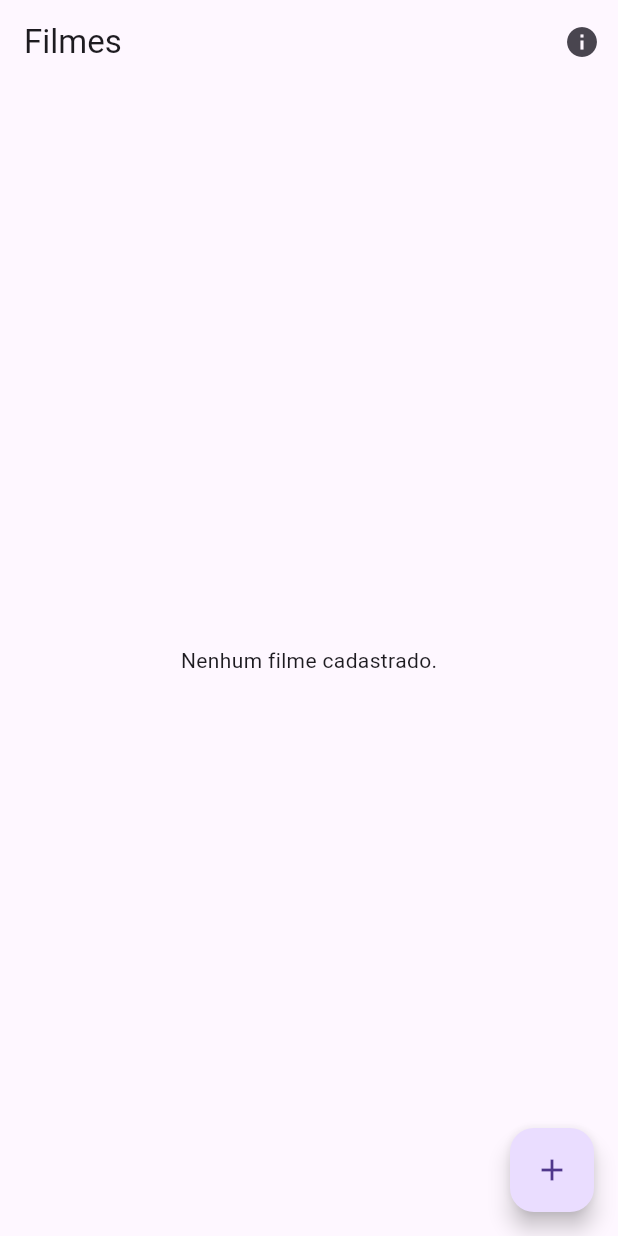
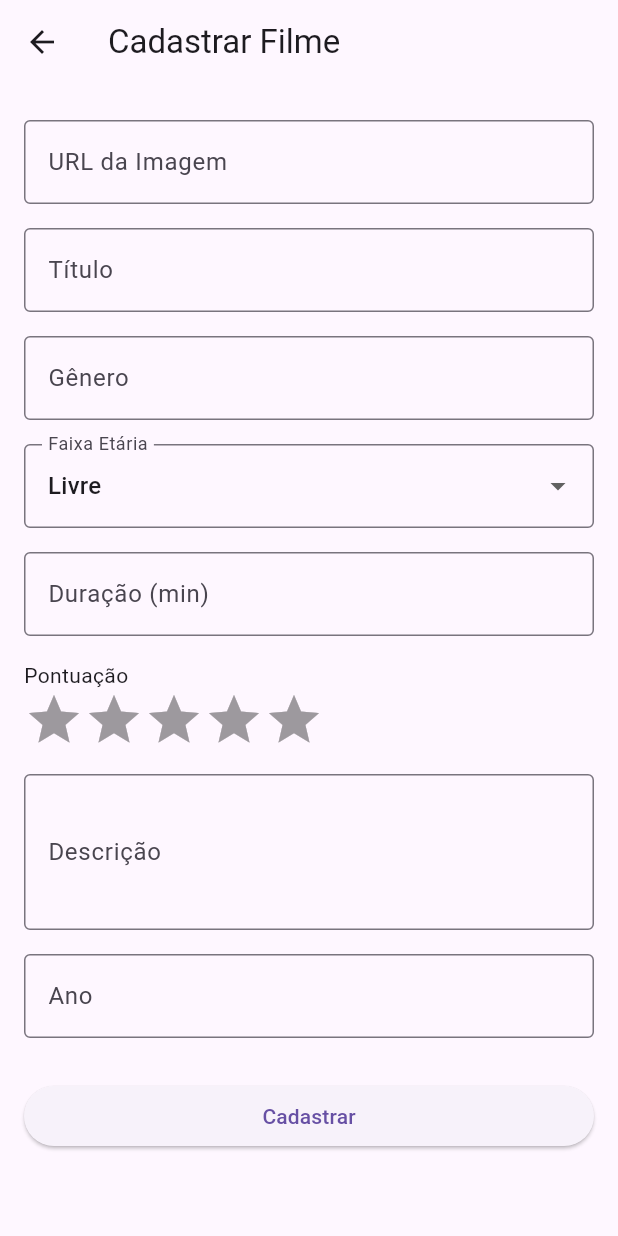
Before and after one commit to allanHenrique1/gerenciador_filmes, a Flutter app: the screen it shows after launch, after a tap on the "add" icon, on a phone screen of 412 x 824 dp. Run offline on Flutter 3.47's test engine with Material 3 defaults, Android fonts, the phone set to English and light mode, and no system bars; drawn by our look-alikes of flutter_rating_bar; our stand-ins replace flutter_slidable, sqflite; accounts and stored records are empty; network calls fail.

Commit message:
feat: implementado formulário completo com validação e integração ao controller

```diff
--- /dev/null
+++ b/lib/views/filme_form_view.dart
@@ -0,0 +1,198 @@
+import 'package:flutter/material.dart';
+import 'package:flutter_rating_bar/flutter_rating_bar.dart';
+import 'package:provider/provider.dart';
+
+import '../controllers/filme_controller.dart';
+import '../models/filme.dart';
+
+class FilmeFormView extends StatefulWidget {
+  final Filme? filme;
+
+  const FilmeFormView({super.key, this.filme});
+
+  @override
+  // ignore: library_private_types_in_public_api
+  _FilmeFormViewState createState() => _FilmeFormViewState();
+}
+
+class _FilmeFormViewState extends State<FilmeFormView> {
+  final _formKey = GlobalKey<FormState>();
+
+  late TextEditingController _urlImagemController;
+  late TextEditingController _tituloController;
+  late TextEditingController _generoController;
+  String _faixaEtaria = 'Livre';
+  late TextEditingController _duracaoController;
+  double _pontuacao = 0.0;
+  late TextEditingController _descricaoController;
+  late TextEditingController _anoController;
+
+  @override
+  void initState() {
+    super.initState();
+
+    _urlImagemController = TextEditingController(
+      text: widget.filme?.urlImagem ?? '',
+    );
+    _tituloController = TextEditingController(text: widget.filme?.titulo ?? '');
+    _generoController = TextEditingController(text: widget.filme?.genero ?? '');
+    _faixaEtaria = widget.filme?.faixaEtaria ?? 'Livre';
+    _duracaoController = TextEditingController(
+      text: widget.filme?.duracao.toString() ?? '',
+    );
+    _pontuacao = widget.filme?.pontuacao ?? 0.0;
+    _descricaoController = TextEditingController(
+      text: widget.filme?.descricao ?? '',
+    );
+    _anoController = TextEditingController(
+      text: widget.filme?.ano.toString() ?? '',
+    );
+  }
+
+  @override
+  void dispose() {
+    _urlImagemController.dispose();
+    _tituloController.dispose();
+    _generoController.dispose();
+    _duracaoController.dispose();
+    _descricaoController.dispose();
+    _anoController.dispose();
+    super.dispose();
+  }
+
+  @override
+  Widget build(BuildContext context) {
+    final controller = Provider.of<FilmeController>(context);
+    final isEditing = widget.filme != null;
+
+    return Scaffold(
+      appBar: AppBar(
+        title: Text(isEditing ? 'Editar Filme' : 'Cadastrar Filme'),
+      ),
+      body: Padding(
+        padding: const EdgeInsets.all(16.0),
+        child: Form(
+          key: _formKey,
+          child: ListView(
+            children: [
+              _buildTextField('URL da Imagem', _urlImagemController),
+              _buildTextField('Título', _tituloController),
+              _buildTextField('Gênero', _generoController),
+              _buildDropdownFaixaEtaria(),
+              _buildTextField(
+                'Duração (min)',
+                _duracaoController,
+                isNumeric: true,
+              ),
+              _buildRatingBar(),
+              _buildTextField('Descrição', _descricaoController, maxLines: 3),
+              _buildTextField('Ano', _anoController, isNumeric: true),
+              SizedBox(height: 20),
+              ElevatedButton(
+                onPressed: () {
+                  if (_formKey.currentState!.validate()) {
+                    final filme = Filme(
+                      id: widget.filme?.id,
+                      urlImagem: _urlImagemController.text,
+                      titulo: _tituloController.text,
+                      genero: _generoController.text,
+                      faixaEtaria: _faixaEtaria,
+                      duracao: int.parse(_duracaoController.text),
+                      pontuacao: _pontuacao,
+                      descricao: _descricaoController.text,
+                      ano: int.parse(_anoController.text),
+                    );
+
+                    if (isEditing) {
+                      controller.updateFilme(filme);
+                    } else {
+                      controller.addFilme(filme);
+                    }
+
+                    Navigator.pop(context);
+                  }
+                },
+                child: Text(isEditing ? 'Salvar Alterações' : 'Cadastrar'),
+              ),
+            ],
+          ),
+        ),
+      ),
+    );
+  }
+
+  Widget _buildTextField(
+    String label,
+    TextEditingController controller, {
+    bool isNumeric = false,
+    int maxLines = 1,
+  }) {
+    return Padding(
+      padding: const EdgeInsets.symmetric(vertical: 8.0),
+      child: TextFormField(
+        controller: controller,
+        keyboardType: isNumeric ? TextInputType.number : TextInputType.text,
+        maxLines: maxLines,
+        decoration: InputDecoration(
+          labelText: label,
+          border: OutlineInputBorder(),
+        ),
+        validator: (value) {
+          if (value == null || value.isEmpty) {
+            return 'Campo obrigatório';
+          }
+          return null;
+        },
+      ),
+    );
+  }
+
+  Widget _buildDropdownFaixaEtaria() {
+    return Padding(
+      padding: const EdgeInsets.symmetric(vertical: 8.0),
+      child: DropdownButtonFormField<String>(
+        value: _faixaEtaria,
+        items:
+            ['Livre', '10', '12', '14', '16', '18']
+                .map(
+                  (faixa) => DropdownMenuItem(value: faixa, child: Text(faixa)),
+                )
+                .toList(),
+        onChanged: (value) {
+          setState(() {
+            _faixaEtaria = value!;
+          });
+        },
+        decoration: InputDecoration(
+          labelText: 'Faixa Etária',
+          border: OutlineInputBorder(),
+        ),
+      ),
+    );
+  }
+
+  Widget _buildRatingBar() {
+    return Padding(
+      padding: const EdgeInsets.symmetric(vertical: 8.0),
+      child: Column(
+        crossAxisAlignment: CrossAxisAlignment.start,
+        children: [
+          Text('Pontuação'),
+          RatingBar.builder(
+            initialRating: _pontuacao,
+            minRating: 0,
+            direction: Axis.horizontal,
+            allowHalfRating: true,
+            itemCount: 5,
+            itemBuilder: (context, _) => Icon(Icons.star, color: Colors.amber),
+            onRatingUpdate: (rating) {
+              setState(() {
+                _pontuacao = rating;
+              });
+            },
+          ),
+        ],
+      ),
+    );
+  }
+}
--- a/pubspec.yaml
+++ b/pubspec.yaml
@@ -38,6 +38,7 @@ dependencies:
   path:
   provider: ^6.1.5
   flutter_rating_bar: ^4.0.1
+  flutter_slidable: ^4.0.0
 
 dev_dependencies:
   flutter_test:
```
Also changed, not shown: lib/views/filme_detail_view.dart (added, +42 -0 lines), lib/views/filme_list_view.dart (+80 -21 lines), pubspec.lock, 1 other file.
